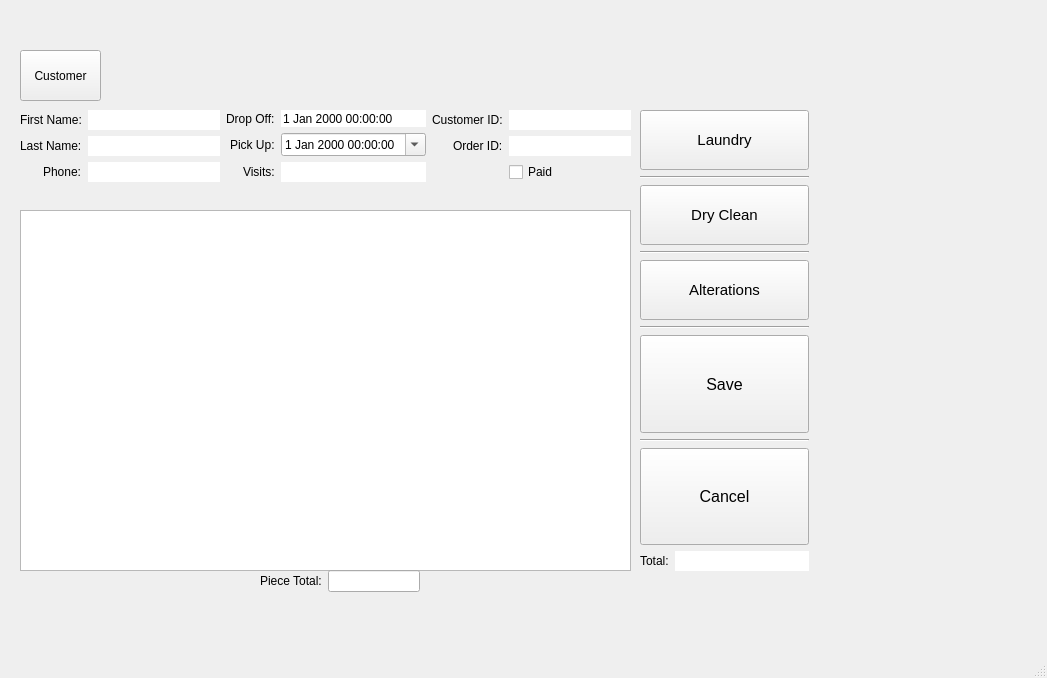
Before: the Qt Designer form mainwindow.ui in LAVjr97/CProgram, drawn with Qt 5.
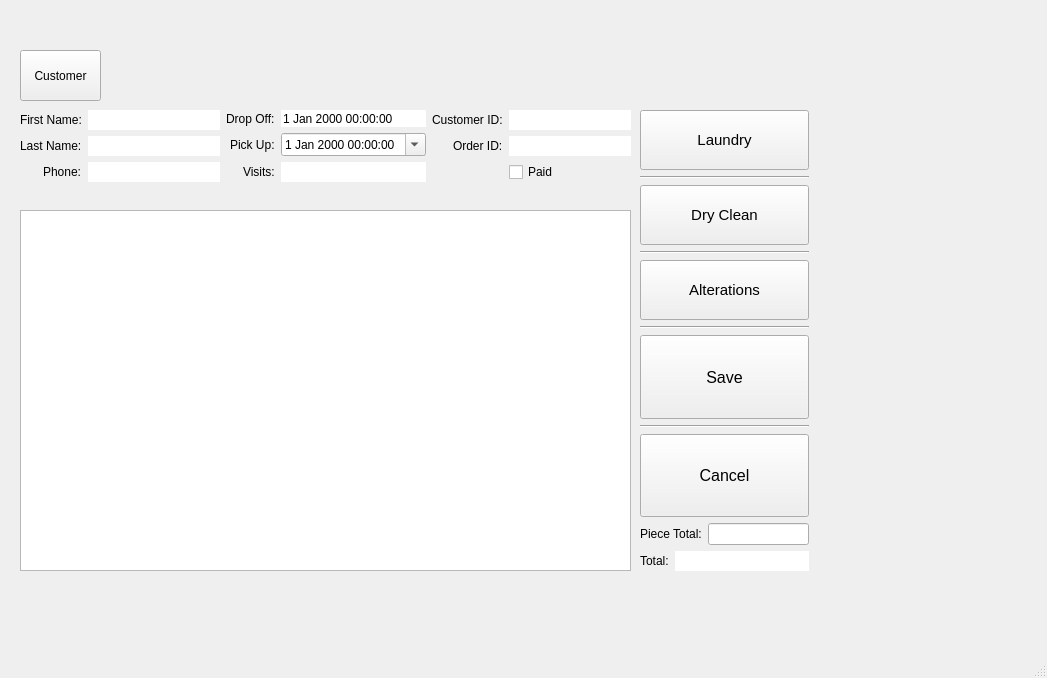
After: the same form once the commit is applied. The open tabs and pages were chosen to show the change.

What changed in the file:
```diff
--- a/mainwindow.ui
+++ b/mainwindow.ui
@@ -560,6 +560,20 @@
            </property>
           </widget>
          </item>
+         <item>
+          <layout class="QFormLayout" name="formLayoutPieceTotalDP">
+           <item row="0" column="0">
+            <widget class="QLabel" name="lblPieceTotalDP">
+             <property name="text">
+              <string>Piece Total:</string>
+             </property>
+            </widget>
+           </item>
+           <item row="0" column="1">
+            <widget class="QLineEdit" name="linePieceTotalDP"/>
+           </item>
+          </layout>
+         </item>
         </layout>
        </item>
        <item>
@@ -591,28 +605,6 @@
        </item>
       </layout>
      </widget>
-     <widget class="QWidget" name="formLayoutWidget_2">
-      <property name="geometry">
-       <rect>
-        <x>260</x>
-        <y>570</y>
-        <width>160</width>
-        <height>80</height>
-       </rect>
-      </property>
-      <layout class="QFormLayout" name="formLayout_5">
-       <item row="0" column="0">
-        <widget class="QLabel" name="label_2">
-         <property name="text">
-          <string>Piece Total:</string>
-         </property>
-        </widget>
-       </item>
-       <item row="0" column="1">
-        <widget class="QLineEdit" name="linePieceTotal"/>
-       </item>
-      </layout>
-     </widget>
     </widget>
     <widget class="QWidget" name="pgCustomerSearch">
      <widget class="QPushButton" name="btnReturnCS">
```
Left out of the diff: 118 changed lines with no effect on the pictures.
